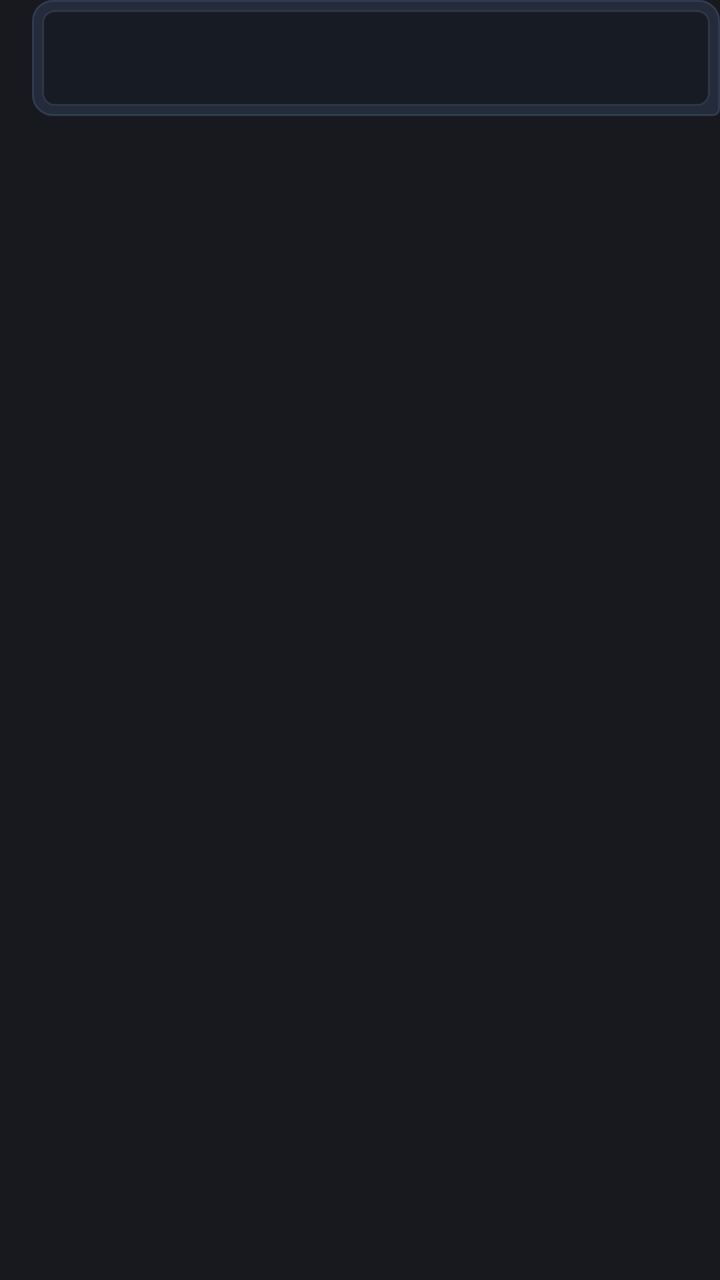
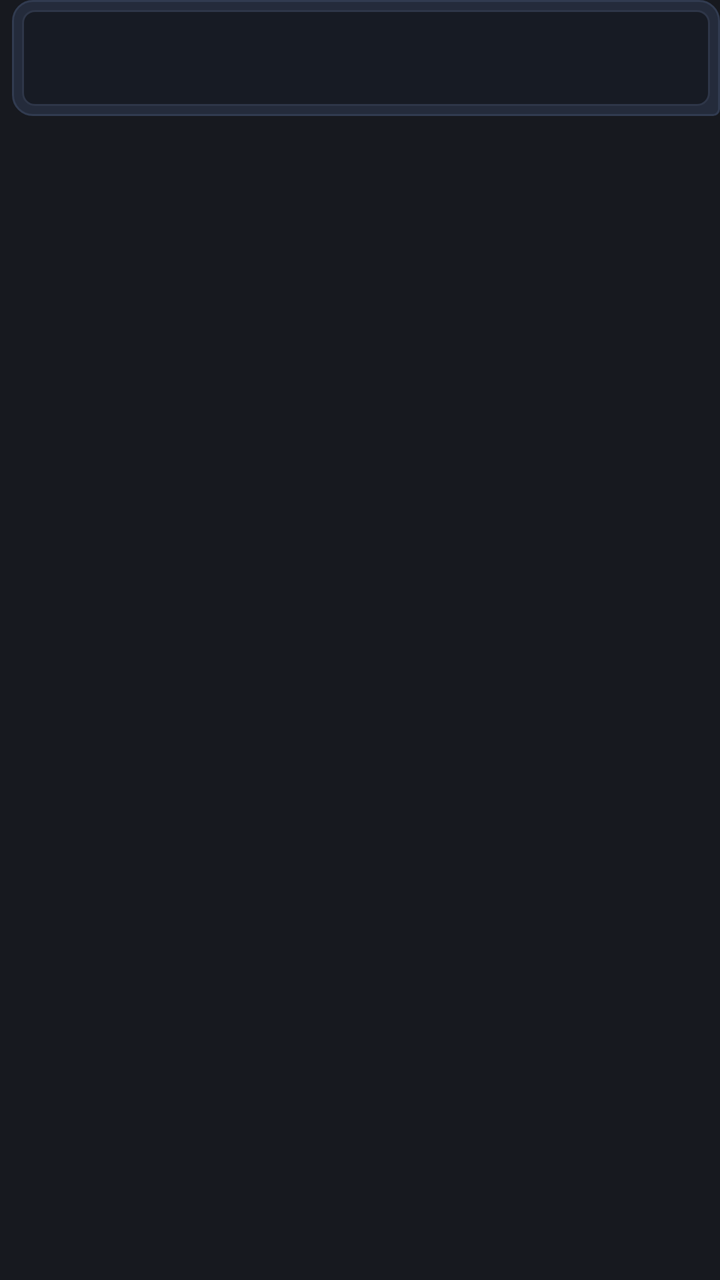

Before-and-after screenshots of an Android layout around one commit, followed by the original layout XML and the change that was made.
<!-- AndroidManifest.xml: application theme Theme.ObsidianQuick -->
<!-- res/layout/widget_item_note_embed.xml -->
<?xml version="1.0" encoding="utf-8"?>
<LinearLayout xmlns:android="http://schemas.android.com/apk/res/android"
    android:id="@+id/wn_row_root"
    android:layout_width="match_parent"
    android:layout_height="wrap_content"
    android:gravity="end"
    android:orientation="horizontal"
    android:paddingStart="16dp"
    android:paddingEnd="0dp">

    <LinearLayout
        android:id="@+id/wn_bubble_box"
        android:layout_width="match_parent"
        android:layout_height="wrap_content"
        android:background="@drawable/widget_bubble_bg"
        android:orientation="vertical"
        android:paddingStart="5dp"
        android:paddingTop="5dp"
        android:paddingEnd="5dp"
        android:paddingBottom="5dp">

        <TextView
            android:id="@+id/wn_text"
            android:layout_width="match_parent"
            android:layout_height="wrap_content"
            android:layout_marginBottom="5dp"
            android:ellipsize="end"
            android:lineSpacingExtra="1.5dp"
            android:maxLines="2"
            android:paddingStart="4dp"
            android:paddingTop="1dp"
            android:paddingEnd="4dp"
            android:textColor="#EDF1F8"
            android:textSize="13sp"
            android:visibility="gone" />

        <LinearLayout
            android:id="@+id/wn_embed_card"
            android:layout_width="match_parent"
            android:layout_height="wrap_content"
            android:background="@drawable/widget_embed_card_bg"
            android:gravity="center_vertical"
            android:orientation="horizontal">

            <LinearLayout
                android:layout_width="0dp"
                android:layout_height="wrap_content"
                android:layout_weight="1"
                android:orientation="vertical"
                android:paddingStart="9dp"
                android:paddingTop="7dp"
                android:paddingEnd="8dp"
                android:paddingBottom="7dp">

                <TextView
                    android:id="@+id/wn_embed_title"
                    android:layout_width="match_parent"
                    android:layout_height="wrap_content"
                    android:ellipsize="end"
                    android:lineSpacingExtra="1dp"
                    android:maxLines="2"
                    android:textColor="#EDF1F8"
                    android:textSize="12sp"
                    android:textStyle="bold" />

                <TextView
                    android:id="@+id/wn_embed_desc"
                    android:layout_width="match_parent"
                    android:layout_height="wrap_content"
                    android:layout_marginTop="2dp"
                    android:ellipsize="end"
                    android:maxLines="1"
                    android:textColor="#8A96B0"
                    android:textSize="10.5sp"
                    android:visibility="gone" />

                <LinearLayout
                    android:layout_width="match_parent"
                    android:layout_height="wrap_content"
                    android:layout_marginTop="4dp"
                    android:gravity="center_vertical"
                    android:orientation="horizontal">

                    <ImageView
                        android:id="@+id/wn_embed_favicon"
                        android:layout_width="12dp"
                        android:layout_height="12dp"
                        android:layout_marginEnd="5dp"
                        android:scaleType="centerCrop"
                        android:visibility="gone" />

                    <TextView
                        android:id="@+id/wn_embed_site"
                        android:layout_width="0dp"
                        android:layout_height="wrap_content"
                        android:layout_weight="1"
                        android:ellipsize="end"
                        android:singleLine="true"
                        android:textColor="#7A86A0"
                        android:textSize="10sp" />

                    <ImageView
                        android:id="@+id/wn_embed_star"
                        android:layout_width="12dp"
                        android:layout_height="12dp"
                        android:layout_marginStart="5dp"
                        android:scaleType="fitCenter"
                        android:src="@drawable/ic_w_star_on"
                        android:visibility="gone" />
                </LinearLayout>
            </LinearLayout>

            <ImageView
                android:id="@+id/wn_embed_thumb"
                android:layout_width="74dp"
                android:layout_height="60dp"
                android:layout_marginEnd="1dp"
                android:scaleType="centerCrop"
                android:visibility="gone" />
        </LinearLayout>
    </LinearLayout>

</LinearLayout>
<!-- resources referenced by this layout -->
<resources>
  <!-- drawable ic_w_star_on (drawable) -->
  <?xml version="1.0" encoding="utf-8"?>
  <vector xmlns:android="http://schemas.android.com/apk/res/android"
      android:width="16dp"
      android:height="16dp"
      android:viewportWidth="24"
      android:viewportHeight="24">
      <path
          android:fillColor="#FBBF24"
          android:strokeColor="#FBBF24"
          android:strokeWidth="1.6"
          android:strokeLineJoin="round"
          android:pathData="M12,2l3.09,6.26L22,9.27l-5,4.87 1.18,6.88L12,17.77l-6.18,3.25L7,14.14 2,9.27l6.91,-1.01L12,2z" />
  </vector>
  <!-- drawable widget_bubble_bg (drawable) -->
  <?xml version="1.0" encoding="utf-8"?>
  <shape xmlns:android="http://schemas.android.com/apk/res/android" android:shape="rectangle">
      <solid android:color="#242B3B" />
      <stroke android:width="1dp" android:color="#313B50" />
      <corners
          android:topLeftRadius="10dp"
          android:topRightRadius="10dp"
          android:bottomLeftRadius="10dp"
          android:bottomRightRadius="3dp" />
  </shape>
  <!-- drawable widget_embed_card_bg (drawable) -->
  <?xml version="1.0" encoding="utf-8"?>
  <shape xmlns:android="http://schemas.android.com/apk/res/android" android:shape="rectangle">
      <solid android:color="#171B24" />
      <stroke android:width="1dp" android:color="#2E3648" />
      <corners android:radius="6dp" />
  </shape>
  <style name="Theme.ObsidianQuick" parent="Theme.AppCompat.NoActionBar">
          <item name="android:statusBarColor">#17191F</item>
          <item name="android:navigationBarColor">#1D2028</item>
          <item name="android:windowLightStatusBar">false</item>
          <item name="android:windowBackground">#17191F</item>
      </style>
</resources>

<!-- the commit's change to res/layout/widget_item_note_embed.xml (unified diff, before → after) -->
@@ -5,7 +5,7 @@
     android:layout_height="wrap_content"
     android:gravity="end"
     android:orientation="horizontal"
-    android:paddingStart="16dp"
+    android:paddingStart="6dp"
     android:paddingEnd="0dp">
 
     <LinearLayout
